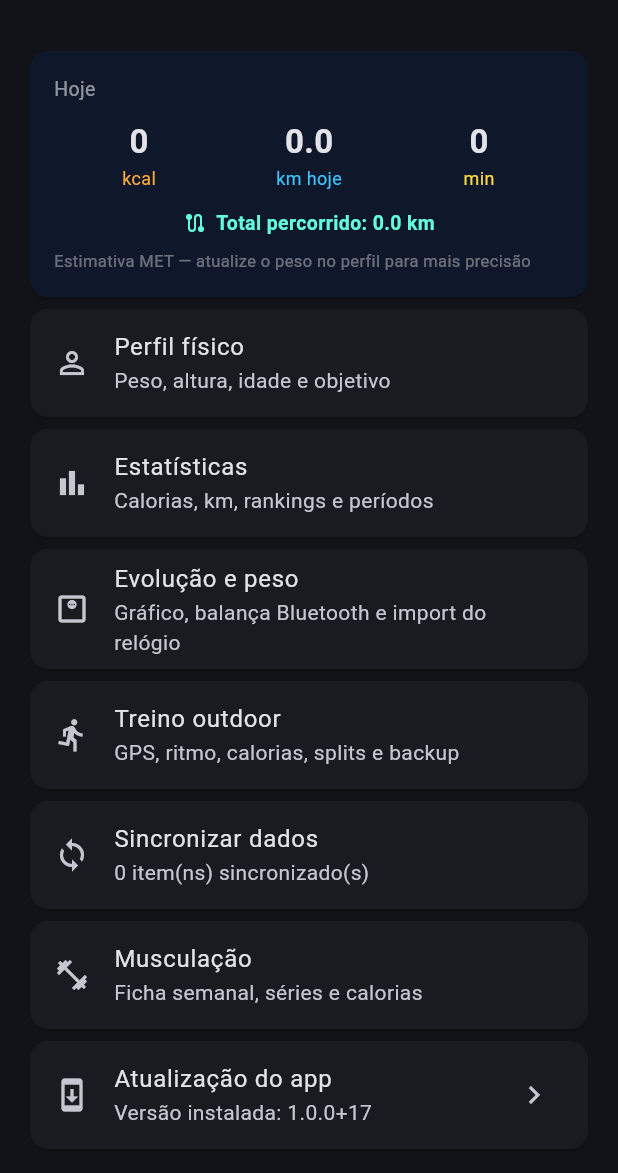
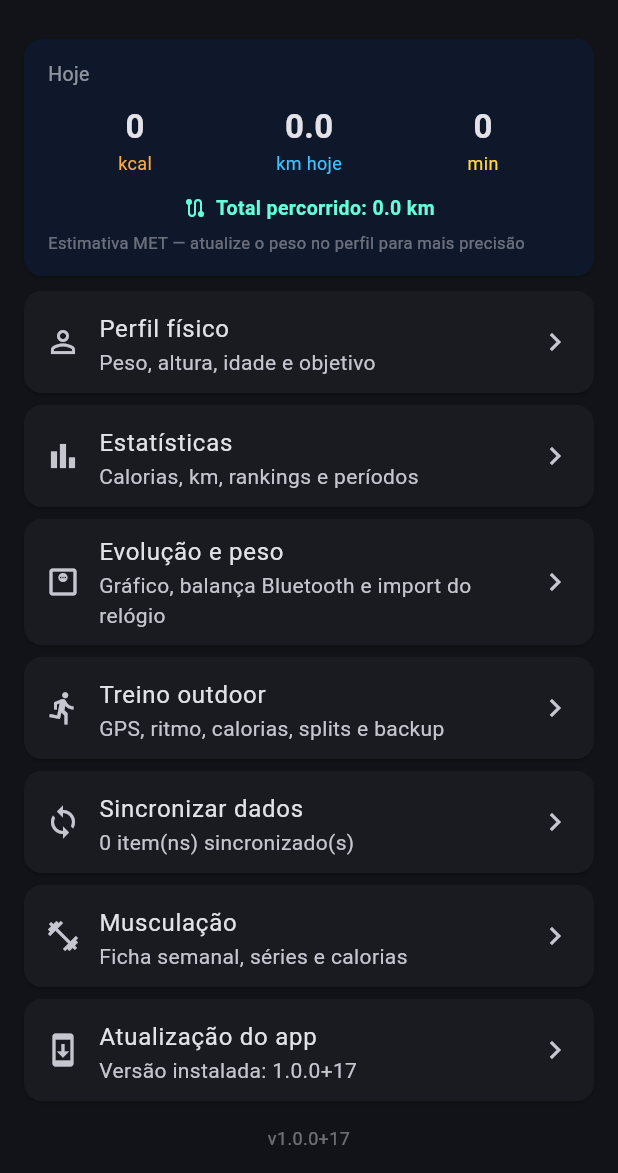
Before and after one commit to Agsterr/foco-academia, a Flutter app: the HomeScreen screen opened directly, after a tap on "Sincronizar dados", on a phone screen of 412 x 824 dp, the part 63-1236 px from its top. Run offline on Flutter 3.47's test engine with Material 3 defaults, Android fonts, the phone set to English and light mode, and no system bars; our stand-ins replace audioplayers, dio, file_picker, flutter_blue_plus, flutter_map, geolocator and 9 more; accounts and stored records are empty; network calls fail.

Commit message:
Corrige home cortando a versao: SafeArea, padding inferior e cards compactos.
Co-authored-by: Cursor <cursoragent@cursor.com>

```diff
--- a/mobile/lib/screens/home_screen.dart
+++ b/mobile/lib/screens/home_screen.dart
@@ -5,14 +5,14 @@ import '../data/services/app_update_service.dart';
 import '../presentation/widgets/app_update_prompt.dart';
 import '../services/active_run_store.dart';
 import '../services/auth_service.dart';
+import '../services/profile_service.dart';
 import '../services/sync_service.dart';
+import 'calorie_stats_screen.dart';
 import 'cardio_screen.dart';
-import 'calorie_stats_screen.dart';
 import 'login_screen.dart';
 import 'profile_screen.dart';
 import 'weight_screen.dart';
 import 'workouts_screen.dart';
-import '../services/profile_service.dart';
 
 class HomeScreen extends StatefulWidget {
   const HomeScreen({super.key});
@@ -76,6 +76,7 @@ class _HomeScreenState extends State<HomeScreen> with WidgetsBindingObserver {
       _sendHeartbeat();
       _loadVersion();
       _checkActiveRun();
+      _loadTodayStats();
     }
   }
 
@@ -149,12 +150,19 @@ class _HomeScreenState extends State<HomeScreen> with WidgetsBindingObserver {
 
   @override
   Widget build(BuildContext context) {
+    final bottomInset = MediaQuery.paddingOf(context).bottom;
+
     return Scaffold(
       appBar: AppBar(
         title: const Text('Foco Academia'),
         actions: [
-          IconButton(onPressed: _sync, icon: const Icon(Icons.sync)),
           IconButton(
+            tooltip: 'Sincronizar',
+            onPressed: _sync,
+            icon: const Icon(Icons.sync),
+          ),
+          IconButton(
+            tooltip: 'Sair',
             onPressed: () async {
               await AuthService.instance.logout();
               if (!context.mounted) return;
@@ -164,75 +172,24 @@ class _HomeScreenState extends State<HomeScreen> with WidgetsBindingObserver {
           ),
         ],
       ),
-      body: ListView(
-        padding: const EdgeInsets.all(16),
-        children: [
-          Card(
-            color: const Color(0xFF0F172A),
-            child: Padding(
-              padding: const EdgeInsets.all(16),
-              child: Column(
-                crossAxisAlignment: CrossAxisAlignment.start,
-                children: [
-                  const Text('Hoje', style: TextStyle(color: Colors.white54, fontSize: 13)),
-                  const SizedBox(height: 10),
-                  Row(
-                    children: [
-                      Expanded(
-                        child: Column(
-                          children: [
-                            Text('$_caloriesToday', style: const TextStyle(fontSize: 22, fontWeight: FontWeight.bold)),
-                            const Text('kcal', style: TextStyle(color: Colors.orangeAccent, fontSize: 12)),
-                          ],
-                        ),
-                      ),
-                      Expanded(
-                        child: Column(
-                          children: [
-                            Text(_kmToday.toStringAsFixed(1), style: const TextStyle(fontSize: 22, fontWeight: FontWeight.bold)),
-                            const Text('km hoje', style: TextStyle(color: Colors.lightBlueAccent, fontSize: 12)),
-                          ],
-                        ),
-                      ),
-                      Expanded(
-                        child: Column(
-                          children: [
-                            Text('$_minutesToday', style: const TextStyle(fontSize: 22, fontWeight: FontWeight.bold)),
-                            const Text('min', style: TextStyle(color: Colors.amberAccent, fontSize: 12)),
-                          ],
-                        ),
-                      ),
-                    ],
-                  ),
-                  const SizedBox(height: 12),
-                  Row(
-                    mainAxisAlignment: MainAxisAlignment.center,
-                    children: [
-                      const Icon(Icons.route, size: 16, color: Colors.tealAccent),
-                      const SizedBox(width: 6),
-                      Text(
-                        'Total percorrido: ${_totalKm.toStringAsFixed(1)} km',
-                        style: const TextStyle(color: Colors.tealAccent, fontSize: 13, fontWeight: FontWeight.w600),
-                      ),
-                    ],
-                  ),
-                  const SizedBox(height: 8),
-                  const Text(
-                    'Estimativa MET — atualize o peso no perfil para mais precisão',
-                    style: TextStyle(color: Colors.white38, fontSize: 11),
-                  ),
-                ],
-              ),
+      body: SafeArea(
+        child: ListView(
+          padding: EdgeInsets.fromLTRB(16, 12, 16, 24 + bottomInset),
+          children: [
+            _TodaySummaryCard(
+              caloriesToday: _caloriesToday,
+              kmToday: _kmToday,
+              minutesToday: _minutesToday,
+              totalKm: _totalKm,
             ),
-          ),
-          if (_hasActiveRun)
-            Card(
-              color: const Color(0xFF14532D),
-              child: ListTile(
-                leading: const Icon(Icons.restore, color: Colors.lightGreenAccent),
-                title: const Text('Corrida interrompida'),
-                subtitle: const Text('Toque para retomar o rastreamento GPS'),
-                trailing: const Icon(Icons.chevron_right),
+            const SizedBox(height: 10),
+            if (_hasActiveRun) ...[
+              _MenuCard(
+                color: const Color(0xFF14532D),
+                icon: Icons.restore,
+                iconColor: Colors.lightGreenAccent,
+                title: 'Corrida interrompida',
+                subtitle: 'Toque para retomar o rastreamento GPS',
                 onTap: () async {
                   await Navigator.of(context).push(
                     MaterialPageRoute(
@@ -243,12 +200,12 @@ class _HomeScreenState extends State<HomeScreen> with WidgetsBindingObserver {
                   await _loadTodayStats();
                 },
               ),
-            ),
-          Card(
-            child: ListTile(
-              leading: const Icon(Icons.person_outline),
-              title: const Text('Perfil físico'),
-              subtitle: const Text('Peso, altura, idade e objetivo'),
+              const SizedBox(height: 8),
+            ],
+            _MenuCard(
+              icon: Icons.person_outline,
+              title: 'Perfil físico',
+              subtitle: 'Peso, altura, idade e objetivo',
               onTap: () async {
                 await Navigator.of(context).push(
                   MaterialPageRoute(builder: (_) => const ProfileScreen()),
@@ -256,32 +213,29 @@ class _HomeScreenState extends State<HomeScreen> with WidgetsBindingObserver {
                 await _loadTodayStats();
               },
             ),
-          ),
-          Card(
-            child: ListTile(
-              leading: const Icon(Icons.bar_chart),
-              title: const Text('Estatísticas'),
-              subtitle: const Text('Calorias, km, rankings e períodos'),
+            const SizedBox(height: 8),
+            _MenuCard(
+              icon: Icons.bar_chart,
+              title: 'Estatísticas',
+              subtitle: 'Calorias, km, rankings e períodos',
               onTap: () => Navigator.of(context).push(
                 MaterialPageRoute(builder: (_) => const CalorieStatsScreen()),
               ),
             ),
-          ),
-          Card(
-            child: ListTile(
-              leading: const Icon(Icons.monitor_weight_outlined),
-              title: const Text('Evolução e peso'),
-              subtitle: const Text('Gráfico, balança Bluetooth e import do relógio'),
+            const SizedBox(height: 8),
+            _MenuCard(
+              icon: Icons.monitor_weight_outlined,
+              title: 'Evolução e peso',
+              subtitle: 'Gráfico, balança Bluetooth e import do relógio',
               onTap: () => Navigator.of(context).push(
                 MaterialPageRoute(builder: (_) => const WeightScreen()),
               ),
             ),
-          ),
-          Card(
-            child: ListTile(
-              leading: const Icon(Icons.directions_run),
-              title: const Text('Treino outdoor'),
-              subtitle: const Text('GPS, ritmo, calorias, splits e backup'),
+            const SizedBox(height: 8),
+            _MenuCard(
+              icon: Icons.directions_run,
+              title: 'Treino outdoor',
+              subtitle: 'GPS, ritmo, calorias, splits e backup',
               onTap: () async {
                 await Navigator.of(context).push(
                   MaterialPageRoute(builder: (_) => const CardioScreen()),
@@ -290,20 +244,20 @@ class _HomeScreenState extends State<HomeScreen> with WidgetsBindingObserver {
                 await _loadTodayStats();
               },
             ),
-          ),
-          Card(
-            child: ListTile(
-              leading: const Icon(Icons.sync),
-              title: const Text('Sincronizar dados'),
-              subtitle: Text(_status.isEmpty ? 'Toque para enviar dados offline' : _status),
+            const SizedBox(height: 8),
+            _MenuCard(
+              icon: Icons.sync,
+              title: 'Sincronizar dados',
+              subtitle: _status.isEmpty
+                  ? 'Toque para enviar dados offline'
+                  : _status,
               onTap: _sync,
             ),
-          ),
-          Card(
-            child: ListTile(
-              leading: const Icon(Icons.fitness_center),
-              title: const Text('Musculação'),
-              subtitle: const Text('Ficha semanal, séries e calorias'),
+            const SizedBox(height: 8),
+            _MenuCard(
+              icon: Icons.fitness_center,
+              title: 'Musculação',
+              subtitle: 'Ficha semanal, séries e calorias',
               onTap: () async {
                 await Navigator.of(context).push(
                   MaterialPageRoute(builder: (_) => const WorkoutsScreen()),
@@ -311,24 +265,181 @@ class _HomeScreenState extends State<HomeScreen> with WidgetsBindingObserver {
                 await _loadTodayStats();
               },
             ),
-          ),
-          Card(
-            child: ListTile(
+            const SizedBox(height: 8),
+            _MenuCard(
+              icon: _checkingUpdate ? null : Icons.system_update,
               leading: _checkingUpdate
                   ? const SizedBox(
                       width: 24,
                       height: 24,
                       child: CircularProgressIndicator(strokeWidth: 2),
                     )
-                  : const Icon(Icons.system_update),
-              title: const Text('Atualização do app'),
-              subtitle: Text('Versão instalada: $_versionLabel'),
-              trailing: const Icon(Icons.chevron_right),
+                  : null,
+              title: 'Atualização do app',
+              subtitle: 'Versão instalada: $_versionLabel',
               onTap: _checkingUpdate ? null : _checkUpdate,
             ),
-          ),
-        ],
+            const SizedBox(height: 16),
+            Text(
+              'v$_versionLabel',
+              textAlign: TextAlign.center,
+              style: const TextStyle(color: Colors.white38, fontSize: 12),
+            ),
+          ],
+        ),
       ),
     );
   }
 }
+
+class _TodaySummaryCard extends StatelessWidget {
+  const _TodaySummaryCard({
+    required this.caloriesToday,
+    required this.kmToday,
+    required this.minutesToday,
+    required this.totalKm,
+  });
+
+  final int caloriesToday;
+  final double kmToday;
+  final int minutesToday;
+  final double totalKm;
+
+  @override
+  Widget build(BuildContext context) {
+    return Card(
+      color: const Color(0xFF0F172A),
+      margin: EdgeInsets.zero,
+      child: Padding(
+        padding: const EdgeInsets.fromLTRB(16, 14, 16, 14),
+        child: Column(
+          crossAxisAlignment: CrossAxisAlignment.start,
+          children: [
+            const Text(
+              'Hoje',
+              style: TextStyle(color: Colors.white54, fontSize: 13),
+            ),
+            const SizedBox(height: 10),
+            Row(
+              children: [
+                Expanded(
+                  child: _StatCell(
+                    value: '$caloriesToday',
+                    label: 'kcal',
+                    labelColor: Colors.orangeAccent,
+                  ),
+                ),
+                Expanded(
+                  child: _StatCell(
+                    value: kmToday.toStringAsFixed(1),
+                    label: 'km hoje',
+                    labelColor: Colors.lightBlueAccent,
+                  ),
+                ),
+                Expanded(
+                  child: _StatCell(
+                    value: '$minutesToday',
+                    label: 'min',
+                    labelColor: Colors.amberAccent,
+                  ),
+                ),
+              ],
+            ),
+            const SizedBox(height: 12),
+            Row(
+              mainAxisAlignment: MainAxisAlignment.center,
+              children: [
+                const Icon(Icons.route, size: 16, color: Colors.tealAccent),
+                const SizedBox(width: 6),
+                Flexible(
+                  child: Text(
+                    'Total percorrido: ${totalKm.toStringAsFixed(1)} km',
+                    textAlign: TextAlign.center,
+                    style: const TextStyle(
+                      color: Colors.tealAccent,
+                      fontSize: 13,
+                      fontWeight: FontWeight.w600,
+                    ),
+                  ),
+                ),
+              ],
+            ),
+            const SizedBox(height: 6),
+            const Text(
+              'Estimativa MET — atualize o peso no perfil para mais precisão',
+              style: TextStyle(color: Colors.white38, fontSize: 11),
+            ),
+          ],
+        ),
+      ),
+    );
+  }
+}
+
+class _StatCell extends StatelessWidget {
+  const _StatCell({
+    required this.value,
+    required this.label,
+    required this.labelColor,
+  });
+
+  final String value;
+  final String label;
+  final Color labelColor;
+
+  @override
+  Widget build(BuildContext context) {
+    return Column(
+      children: [
+        Text(
+          value,
+          style: const TextStyle(fontSize: 22, fontWeight: FontWeight.bold),
+        ),
+        Text(label, style: TextStyle(color: labelColor, fontSize: 12)),
+      ],
+    );
+  }
+}
+
+class _MenuCard extends StatelessWidget {
+  const _MenuCard({
+    this.icon,
+    this.leading,
+    this.iconColor,
+    this.color,
+    required this.title,
+    required this.subtitle,
+    this.onTap,
+  });
+
+  final IconData? icon;
+  final Widget? leading;
+  final Color? iconColor;
+  final Color? color;
+  final String title;
+  final String subtitle;
+  final VoidCallback? onTap;
+
+  @override
+  Widget build(BuildContext context) {
+    return Card(
+      margin: EdgeInsets.zero,
+      color: color,
+      clipBehavior: Clip.antiAlias,
+      child: ListTile(
+        contentPadding: const EdgeInsets.symmetric(horizontal: 14, vertical: 2),
+        visualDensity: VisualDensity.compact,
+        leading: leading ??
+            (icon != null ? Icon(icon, color: iconColor) : null),
+        title: Text(title),
+        subtitle: Text(
+          subtitle,
+          maxLines: 2,
+          overflow: TextOverflow.ellipsis,
+        ),
+        trailing: const Icon(Icons.chevron_right),
+        onTap: onTap,
+      ),
+    );
+  }
+}
```
